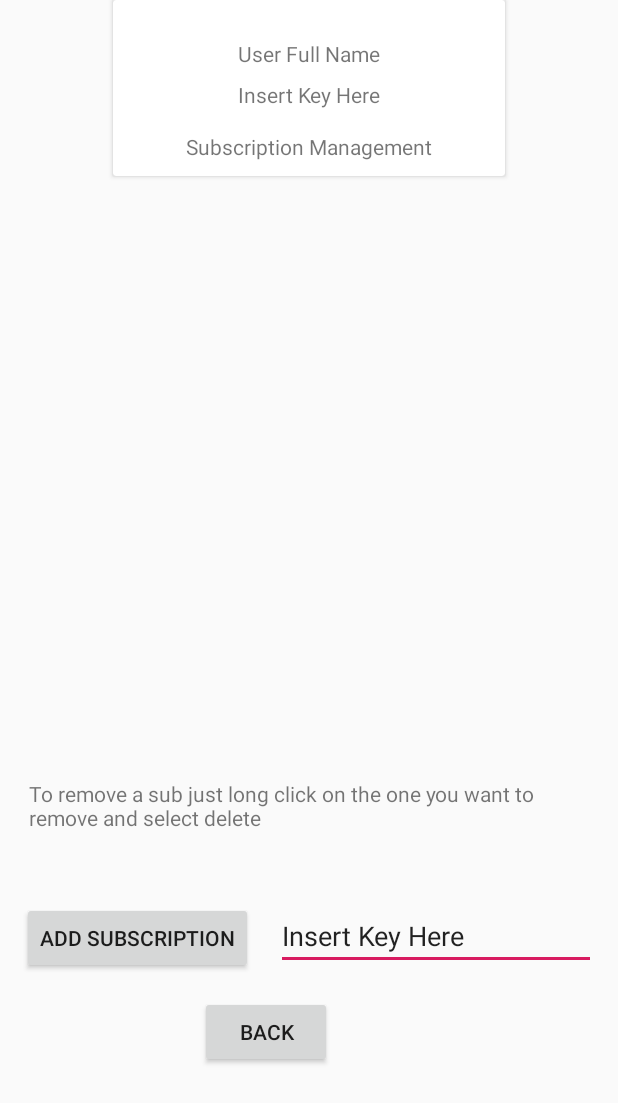
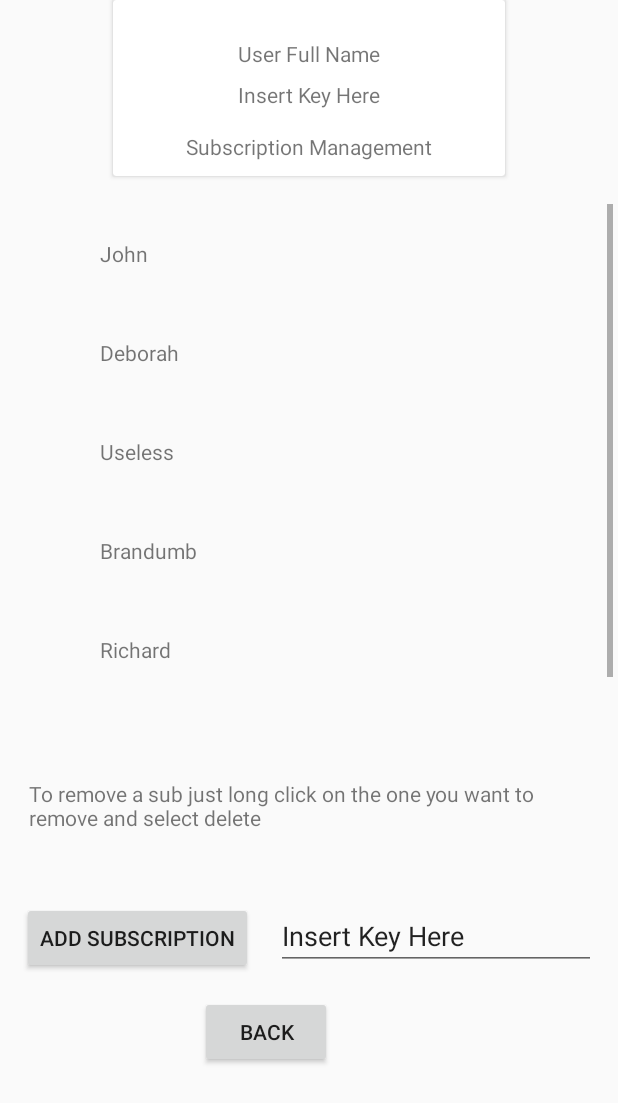
Before and after one commit to JohnSchroeder99/MarketFree, an Android app: the ManageSubsciptionsActivity screen opened directly, with no data from a screen before it, on a phone screen of 412 x 824 dp. Shown: the top 1103 px of the screen. Run offline under Robolectric (Android 15) with nearby library versions, the phone set to English and light mode, and no system bars.

Commit message:
Added Recycler view adapter and have functioning adapter with mock data. Still need to add pictures with mock data and fully utilize recycler_view_item_1_xml layout.Still needs cleaning for several layout warnings.

```diff
--- a/app/build.gradle
+++ b/app/build.gradle
@@ -27,5 +27,6 @@ dependencies {
     implementation 'com.google.android.gms:play-services-auth:17.0.0'
     androidTestImplementation 'androidx.test:runner:1.2.0'
     androidTestImplementation 'androidx.test.espresso:espresso-core:3.2.0'
+    implementation 'androidx.recyclerview:recyclerview:1.0.0'
 
 }
--- a/app/src/main/java/johnschroeders/marketfree/ManageSubsciptionsActivity.java
+++ b/app/src/main/java/johnschroeders/marketfree/ManageSubsciptionsActivity.java
@@ -2,14 +2,27 @@ package johnschroeders.marketfree;
 
 import android.content.Intent;
 import android.os.Bundle;
+
+import androidx.annotation.NonNull;
 import androidx.appcompat.app.AppCompatActivity;
+import androidx.recyclerview.widget.LinearLayoutManager;
+import androidx.recyclerview.widget.RecyclerView;
+
+import android.util.Log;
 import android.view.View;
+import android.view.ViewGroup;
 import android.widget.Button;
 import android.widget.Toast;
+
+import java.util.ArrayList;
+import java.util.jar.Attributes;
 
 public class ManageSubsciptionsActivity extends AppCompatActivity {
     Button subscriptionsBackButton = null;
     Button addSubScriptionsButton = null;
+    private RecyclerView recyclerView;
+    private RecyclerView.Adapter mAdapter;
+    private RecyclerView.LayoutManager layoutManager;
 
     @Override
     protected void onCreate(Bundle savedInstanceState) {
@@ -18,6 +31,31 @@ public class ManageSubsciptionsActivity extends AppCompatActivity {
 
         subscriptionsBackButton = findViewById(R.id.manageSubscriptionsBackButton);
         addSubScriptionsButton = findViewById(R.id.manageSubscriptionsaddButton);
+
+        Log.d("Manage", "before arraylist made");
+
+
+        ArrayList<String> names = new ArrayList<>();
+        names.add("John");
+        names.add("Deborah");
+        names.add("Useless");
+        names.add("Brandumb");
+        names.add("Richard");
+        names.add("Idiot");
+
+        Log.d("Manage", "after arraylist made");
+
+        RecyclerView recyclerView = findViewById(R.id.manageSubscriptionsView);
+        recyclerView.setLayoutManager(new LinearLayoutManager(this));
+        Log.d("Manage", "recyclerlayout set");
+        mAdapter = new MyRecyclerViewAdapter(this, names);
+        Log.d("Manage", "adapter initialized");
+        recyclerView.setAdapter(mAdapter);
+        Log.d("Manage", "adapter made");
+
+
+
+
 
 
         subscriptionsBackButton.setOnClickListener(new View.OnClickListener() {
@@ -39,4 +77,8 @@ public class ManageSubsciptionsActivity extends AppCompatActivity {
 
     }
 
+
+
+
+
 }
--- /dev/null
+++ b/app/src/main/java/johnschroeders/marketfree/MyRecyclerViewAdapter.java
@@ -0,0 +1,84 @@
+package johnschroeders.marketfree;
+
+import android.content.Context;
+import android.util.Log;
+import android.view.LayoutInflater;
+import android.view.View;
+import android.view.ViewGroup;
+import android.widget.TextView;
+
+import androidx.recyclerview.widget.RecyclerView;
+
+import java.util.ArrayList;
+import java.util.List;
+
+import johnschroeders.marketfree.R;
+
+public class MyRecyclerViewAdapter extends RecyclerView.Adapter<MyRecyclerViewAdapter.ViewHolder> {
+
+    private ArrayList<String> mData;
+    private LayoutInflater mInflater;
+    private ItemClickListener mClickListener;
+
+    // data is passed into the constructor
+    MyRecyclerViewAdapter(Context context, ArrayList<String> data) {
+        this.mInflater = LayoutInflater.from(context);
+        this.mData = data;
+    }
+
+    // inflates the row layout from xml when needed
+    @Override
+    public ViewHolder onCreateViewHolder(ViewGroup parent, int viewType) {
+        Log.d("Manage", "on create view holder recyclerview class");
+        View view = mInflater.inflate(R.layout.recycler_view_item_1, parent, false);
+        return new ViewHolder(view);
+    }
+
+    // binds the data to the TextView in each row
+    @Override
+    public void onBindViewHolder(ViewHolder holder, int position) {
+        Log.d("Manage", "on bind myrecylcer");
+        String name = mData.get(position);
+        holder.myTextView.setText(name);
+
+    }
+
+    // total number of rows
+    @Override
+    public int getItemCount() {
+        return mData.size();
+    }
+
+
+    // stores and recycles views as they are scrolled off screen
+    public class ViewHolder extends RecyclerView.ViewHolder implements View.OnClickListener {
+        TextView myTextView;
+
+        ViewHolder(View itemView) {
+            super(itemView);
+            myTextView = itemView.findViewById(R.id.ConnectedPeopleFirstName);
+            itemView.setOnClickListener(this);
+        }
+
+        @Override
+        public void onClick(View view) {
+            if (mClickListener != null) mClickListener.onItemClick(view, getAdapterPosition());
+        }
+    }
+
+    // convenience method for getting data at click position
+    String getItem(int id) {
+        return mData.get(id);
+    }
+
+    // allows clicks events to be caught
+    void setClickListener(ItemClickListener itemClickListener) {
+        Log.d("Manage", "in on click for recyclerview class");
+        this.mClickListener = itemClickListener;
+    }
+
+    // parent activity will implement this method to respond to click events
+    public interface ItemClickListener {
+        void onItemClick(View view, int position);
+    }
+}
--- a/app/src/main/res/layout/activity_manage_subsciptions.xml
+++ b/app/src/main/res/layout/activity_manage_subsciptions.xml
@@ -12,19 +12,7 @@
         android:layout_height="match_parent">
 
 
-        <androidx.recyclerview.widget.RecyclerView
-            android:id="@+id/manageSubscriptionsView"
-            android:layout_width="380dp"
-            android:layout_height="391dp"
-            android:layout_marginTop="117dp"
-            android:scrollbars="vertical"
-            app:layout_constraintBottom_toTopOf="@+id/manageSubscriptionsHintTextField"
-            app:layout_constraintEnd_toEndOf="parent"
-            app:layout_constraintHorizontal_bias="0.483"
-            app:layout_constraintStart_toStartOf="parent"
-            app:layout_constraintTop_toBottomOf="@+id/manageSubscriptionscardView"
-            app:layout_constraintVertical_bias="1.0"
-            tools:listitem="@layout/recycler_view_item_1" />
+
 
         <androidx.cardview.widget.CardView
             android:id="@+id/manageSubscriptionscardView"
@@ -62,7 +50,19 @@
                 android:textAlignment="center" />
 
         </androidx.cardview.widget.CardView>
-
+        <androidx.recyclerview.widget.RecyclerView
+            android:id="@+id/manageSubscriptionsView"
+            android:layout_width="380dp"
+            android:layout_height="391dp"
+            android:layout_marginTop="117dp"
+            android:scrollbars="vertical"
+            app:layout_constraintBottom_toTopOf="@+id/manageSubscriptionsHintTextField"
+            app:layout_constraintEnd_toEndOf="parent"
+            app:layout_constraintHorizontal_bias="0.483"
+            app:layout_constraintStart_toStartOf="parent"
+            app:layout_constraintTop_toBottomOf="@+id/manageSubscriptionscardView"
+            app:layout_constraintVertical_bias="1.0"
+            tools:listitem="@layout/recycler_view_item_1" />
         <Button
             android:id="@+id/manageSubscriptionsaddButton"
             android:layout_width="wrap_content"
--- a/build.gradle
+++ b/build.gradle
@@ -7,7 +7,7 @@ buildscript {
 
     }
     dependencies {
-        classpath 'com.android.tools.build:gradle:3.5.1'
+        classpath 'com.android.tools.build:gradle:3.5.2'
         // NOTE: Do not place your application dependencies here; they belong
         // in the individual module build.gradle files
     }
```
Also changed, not shown: app/src/main/res/layout/recycler_view_item_1.xml (+4 -8 lines).
